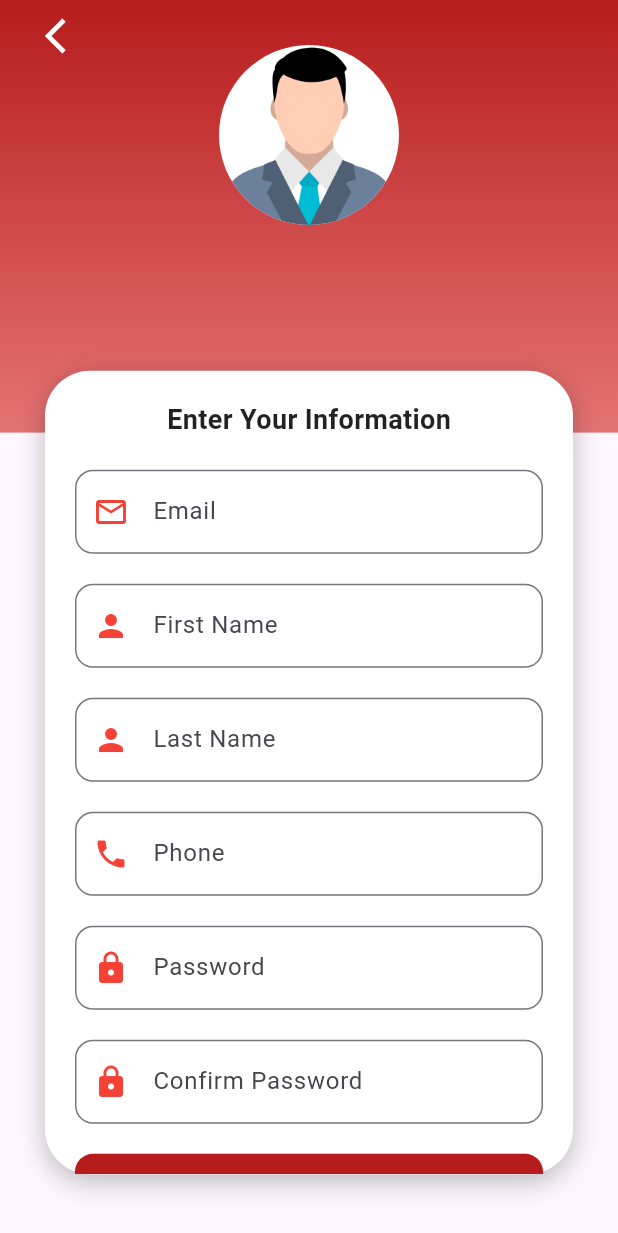
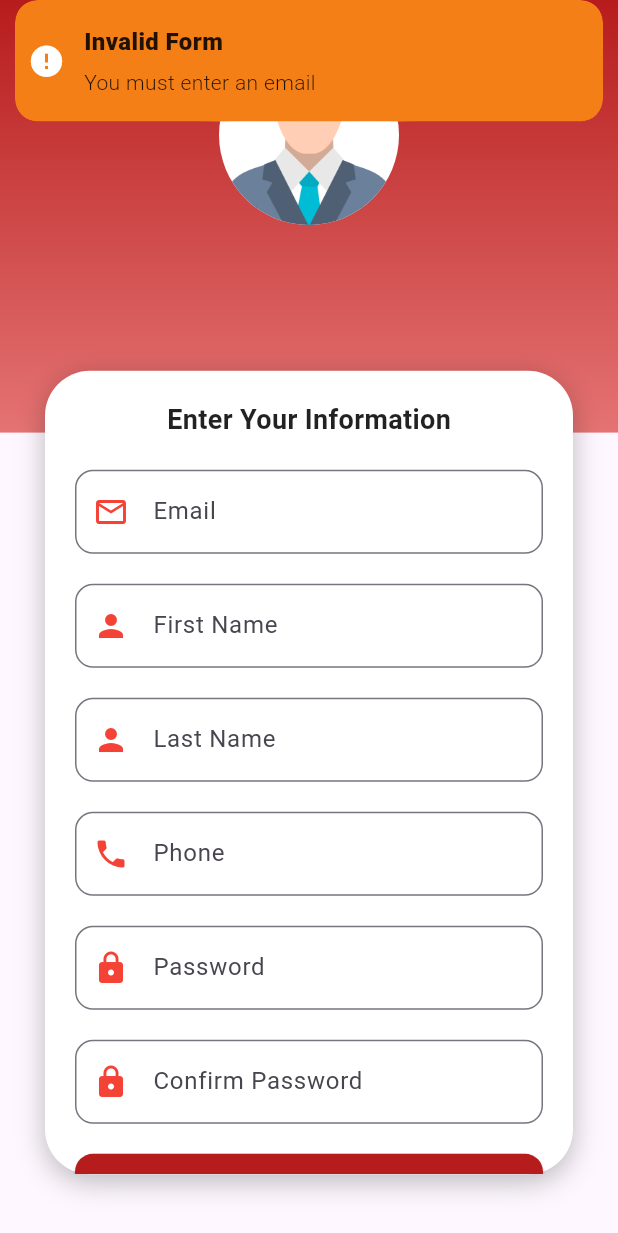
Before and after one commit to Yusfdemir/delivery_app_mobil, a Flutter app: the RegisterPage screen opened by its route, after a tap on "Register", on a phone screen of 412 x 824 dp. Shown: the top 1233 px of the screen. Run offline on Flutter 3.47's test engine with Material 3 defaults, Android fonts, the phone set to English and light mode, and no system bars; our stand-ins replace get.

Commit message:
login ve register validasyonları yapıldı

```diff
--- a/lib/main.dart
+++ b/lib/main.dart
@@ -18,7 +18,8 @@ class MyApp extends StatelessWidget {
       debugShowCheckedModeBanner: false,
       initialRoute: "/",
       getPages: [
-        GetPage(name: "/", page: ()=> RegisterPage()),
+        GetPage(name: "/", page: ()=> LoginPage()),
+        GetPage(name: "/register", page: ()=> RegisterPage()),
       ],
     );
   }
--- a/lib/src/pages/login/login.dart
+++ b/lib/src/pages/login/login.dart
@@ -1,7 +1,9 @@
+import 'package:delivery_app_mobil/src/pages/login/loginController.dart';
 import 'package:flutter/material.dart';
+import 'package:get/get.dart';
 
 class LoginPage extends StatelessWidget {
-  const LoginPage({super.key});
+  LoginController con = Get.put(LoginController());
 
   @override
   Widget build(BuildContext context) {
@@ -100,6 +102,7 @@ class LoginPage extends StatelessWidget {
   Widget _textFieldEmail(){
     return TextField(
       keyboardType:TextInputType.emailAddress,
+      controller: con.emailController,
       decoration: InputDecoration(
         prefixIcon: Icon(Icons.email_outlined,color: Colors.red,),
         labelText: "Email",
@@ -114,6 +117,7 @@ class LoginPage extends StatelessWidget {
   Widget _textFieldPassword(){
     return TextField(
       obscureText: true,
+      controller: con.passwordController,
       decoration: InputDecoration(
         prefixIcon: Icon(Icons.lock_outline,color: Colors.red,),
         labelText: "Password",
@@ -129,9 +133,7 @@ class LoginPage extends StatelessWidget {
     return SizedBox(
       width: double.infinity,
       child: ElevatedButton(
-        onPressed: (){
-
-        },
+        onPressed: ()=> con.login(),
         style: ElevatedButton.styleFrom(
           padding: EdgeInsets.symmetric(vertical: 15,),
           backgroundColor: Colors.red.shade900,
@@ -148,7 +150,7 @@ class LoginPage extends StatelessWidget {
     return Padding(
       padding:const EdgeInsets.only(bottom:30),
       child: GestureDetector(
-        onTap: (){},
+        onTap: ()=> con.goToRegisterPage(),
         child: Row(
           mainAxisAlignment: MainAxisAlignment.center,
           children: [
--- /dev/null
+++ b/lib/src/pages/login/loginController.dart
@@ -0,0 +1,52 @@
+import 'package:flutter/material.dart';
+import 'package:get/get.dart';
+
+class LoginController extends GetxController{
+
+  TextEditingController emailController = TextEditingController();
+  TextEditingController passwordController = TextEditingController();
+
+  void goToRegisterPage(){
+    Get.toNamed("/register");
+  }
+
+  void login() async{
+    String email = emailController.text.trim();
+    String password = passwordController.text.trim();
+
+    if(isValidForm(email, password)){
+      print("ok");
+    }
+  }
+
+  bool isValidForm(String email,String password){
+    if(email.isEmpty){
+      Get.snackbar(
+        "Invalid Form",
+        "You must enter an email",
+        backgroundColor: Colors.yellow.shade900,
+        icon: Icon(Icons.error,color: Colors.white,size: 25,)
+      );
+      return false;
+    }
+    if(!GetUtils.isEmail(email)){
+      Get.snackbar(
+        "Invalid Form",
+        "You must enter an valid email",
+        backgroundColor: Colors.yellow.shade900,
+        icon: Icon(Icons.error,color: Colors.white,size: 25,)
+      );
+      return false;
+    }
+    if(password.isEmpty){
+      Get.snackbar(
+        "Invalid Form",
+        "You must enter an password",
+        backgroundColor: Colors.yellow.shade900,
+        icon: Icon(Icons.error,color: Colors.white,size: 25,)
+      );
+      return false;
+    }
+    return true;
+  }
+}
--- a/lib/src/pages/register/register.dart
+++ b/lib/src/pages/register/register.dart
@@ -1,8 +1,10 @@
+import 'package:delivery_app_mobil/src/pages/register/registerConrtoller.dart';
 import 'package:delivery_app_mobil/src/widgets/customTextField.dart';
 import 'package:flutter/material.dart';
+import 'package:get/get.dart';
 
 class RegisterPage extends StatelessWidget {
-  const RegisterPage({super.key});
+  RegisterController con = Get.put(RegisterController());
 
   @override
   Widget build(BuildContext context) {
@@ -37,7 +39,7 @@ class RegisterPage extends StatelessWidget {
       child: Container(
         margin: EdgeInsets.only(left: 20),
         child: IconButton(
-          onPressed: (){},
+          onPressed: ()=>con.goToLoginPage(),
           icon: Icon(Icons.arrow_back_ios,color: Colors.white,size: 28,)
         ),
       )
@@ -77,17 +79,17 @@ class RegisterPage extends StatelessWidget {
           children: [
             _textYourInfo(),
             const SizedBox(height: 20,),
-            CustomTextField(hintText: "Email", icon: Icons.email_outlined, iconColor: Colors.red),
+            CustomTextField(hintText: "Email", icon: Icons.email_outlined, iconColor: Colors.red,controller: con.emailController,),
             const SizedBox(height: 20,),
-            CustomTextField(hintText: "First Name", icon: Icons.person, iconColor: Colors.red),
+            CustomTextField(hintText: "First Name", icon: Icons.person, iconColor: Colors.red,controller: con.firstNameController,),
             const SizedBox(height: 20,),
-            CustomTextField(hintText: "Last Name", icon: Icons.person, iconColor: Colors.red),
+            CustomTextField(hintText: "Last Name", icon: Icons.person, iconColor: Colors.red,controller: con.lastNameController,),
             const SizedBox(height: 20,),
-            CustomTextField(hintText: "Phone", icon: Icons.phone, iconColor: Colors.red),
+            CustomTextField(hintText: "Phone", icon: Icons.phone, iconColor: Colors.red,controller: con.phoneController,),
             const SizedBox(height: 20,),
-            CustomTextField(hintText: "Password", icon: Icons.lock, iconColor: Colors.red,isPassword: true,),
+            CustomTextField(hintText: "Password", icon: Icons.lock, iconColor: Colors.red,isPassword: true,controller: con.passwordController,),
             const SizedBox(height: 20,),
-            CustomTextField(hintText: "Confirm Password", icon: Icons.lock, iconColor: Colors.red,isPassword: true,),
+            CustomTextField(hintText: "Confirm Password", icon: Icons.lock, iconColor: Colors.red,isPassword: true,controller: con.confirmPasswordController,),
             const SizedBox(height: 20,),
             _registerButton(context)
           ],
@@ -106,9 +108,7 @@ class RegisterPage extends StatelessWidget {
     return SizedBox(
       width: double.infinity,
       child: ElevatedButton(
-        onPressed: (){
-
-        },
+        onPressed: ()=> con.register(),
         style: ElevatedButton.styleFrom(
           padding: EdgeInsets.symmetric(vertical: 15,),
           backgroundColor: Colors.red.shade900,
--- /dev/null
+++ b/lib/src/pages/register/registerConrtoller.dart
@@ -0,0 +1,108 @@
+import 'package:flutter/material.dart';
+import 'package:get/get.dart';
+
+class RegisterController extends GetxController{
+  TextEditingController emailController = TextEditingController();
+  TextEditingController firstNameController = TextEditingController();
+  TextEditingController lastNameController = TextEditingController();
+  TextEditingController phoneController = TextEditingController();
+  TextEditingController passwordController = TextEditingController();
+  TextEditingController confirmPasswordController = TextEditingController();
+
+  void goToLoginPage(){
+    Get.toNamed("/");
+  }
+
+  void register(){
+    String email = emailController.text.trim();
+    String firstName = firstNameController.text.trim();
+    String lastName = lastNameController.text.trim();
+    String phone = phoneController.text.trim();
+    String password = passwordController.text.trim();
+    String confirmPassword = confirmPasswordController.text.trim();
+
+    if(isValidForm(email, firstName, lastName, phone, password, confirmPassword)){
+      print("User register with email : $email ");
+    }
+  }
+
+  bool isValidForm(String email,String firstName,String lastName,String phone,String password,String confirmPassword){
+    if(email.isEmpty){
+      Get.snackbar(
+        "Invalid Form",
+        "You must enter an email",
+        backgroundColor: Colors.yellow.shade900,
+        icon: Icon(Icons.error,color: Colors.white,size: 25,)
+      );
+      return false;
+    }
+    if(!GetUtils.isEmail(email)){
+      Get.snackbar(
+        "Invalid Form",
+        "You must enter an valid email",
+        backgroundColor: Colors.yellow.shade900,
+        icon: Icon(Icons.error,color: Colors.white,size: 25,)
+      );
+      return false;
+    }
+
+    if(firstName.isEmpty){
+      Get.snackbar(
+        "Invalid Form",
+        "You must enter an First Name",
+        backgroundColor: Colors.yellow.shade900,
+        icon: Icon(Icons.error,color: Colors.white,size: 25,)
+      );
+      return false;
+    }
+    if(lastName.isEmpty){
+      Get.snackbar(
+        "Invalid Form",
+        "You must enter an Last Name",
+        backgroundColor: Colors.yellow.shade900,
+        icon: Icon(Icons.error,color: Colors.white,size: 25,)
+      );
+      return false;
+    }
+
+    if(phone.isEmpty){
+      Get.snackbar(
+        "Invalid Form",
+        "You must enter an phone number",
+        backgroundColor: Colors.yellow.shade900,
+        icon: Icon(Icons.error,color: Colors.white,size: 25,)
+      );
+      return false;
+    }
+
+    if(password.isEmpty){
+      Get.snackbar(
+        "Invalid Form",
+        "You must enter an password",
+        backgroundColor: Colors.yellow.shade900,
+        icon: Icon(Icons.error,color: Colors.white,size: 25,)
+      );
+      return false;
+    }
+    if(confirmPassword.isEmpty){
+      Get.snackbar(
+        "Invalid Form",
+        "You must enter password again",
+        backgroundColor: Colors.yellow.shade900,
+        icon: Icon(Icons.error,color: Colors.white,size: 25,)
+      );
+      return false;
+    }
+    if(password != confirmPassword){
+      Get.snackbar(
+        "Invalid Form",
+        "Passwords do not match",
+        backgroundColor: Colors.yellow.shade900,
+        icon: Icon(Icons.error,color: Colors.white,size: 25,)
+      );
+      return false;
+    }
+
+    return true;
+  }
+}
--- a/lib/src/widgets/customTextField.dart
+++ b/lib/src/widgets/customTextField.dart
@@ -5,6 +5,7 @@ class CustomTextField extends StatelessWidget {
   final IconData icon;
   final Color iconColor;
   final bool isPassword;
+  final TextEditingController controller;
 
   const CustomTextField({
     Key? key,
@@ -12,11 +13,13 @@ class CustomTextField extends StatelessWidget {
     required this.icon,
     required this.iconColor,
     this.isPassword = false,
+    required this.controller,
     }) : super(key:key);
 
   @override
   Widget build(BuildContext context) {
     return TextField(
+      controller: controller,
       keyboardType: isPassword ? TextInputType.visiblePassword : TextInputType.text,
       obscureText: isPassword,
       decoration: InputDecoration(
```
